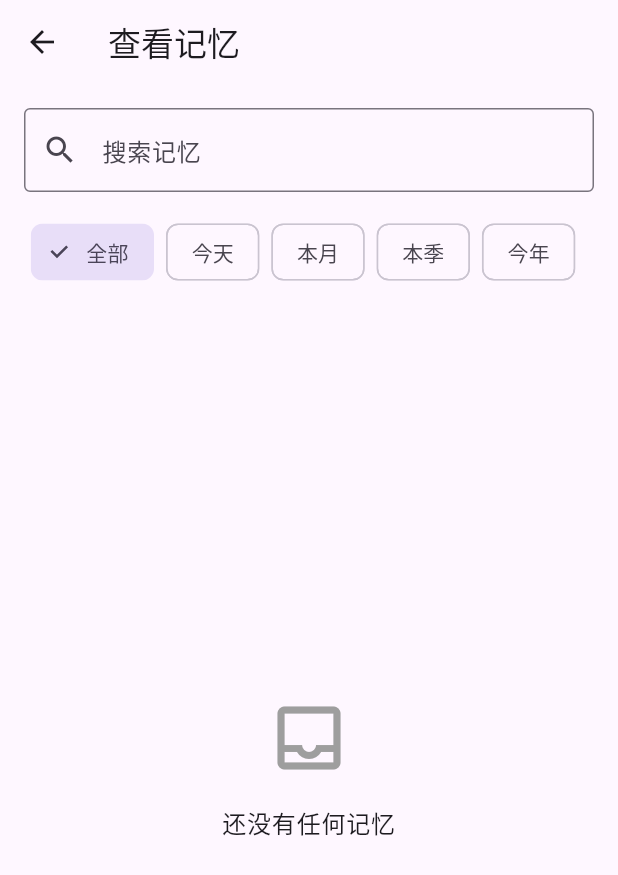
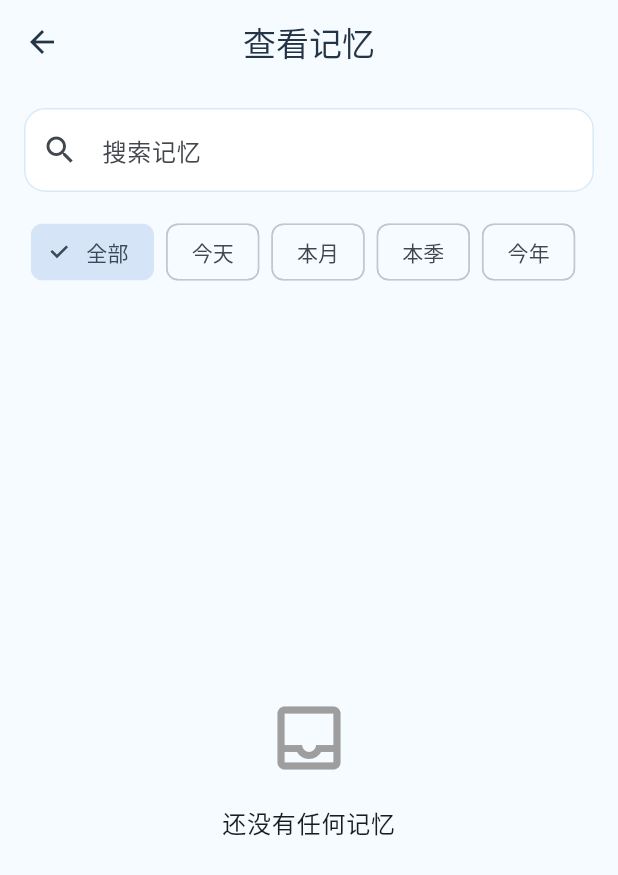
Before and after one commit to unmyic/memory_bottle, a Flutter app: the screen it shows after launch, after a tap on "查看记忆", on a phone screen of 412 x 824 dp. Shown: the top 875 px of the screen. Run offline on Flutter 3.47's test engine with Material 3 defaults, Android fonts, the phone set to English and light mode, and no system bars; our stand-ins replace sqflite, sqflite_common_ffi; accounts and stored records are empty.

Commit message:
Fix button layout issue and update theme

```diff
--- a/lib/main.dart
+++ b/lib/main.dart
@@ -86,6 +86,64 @@ class _MemoryBottleAppState extends State<MemoryBottleApp> {
           'SimHei',
           'Arial',
         ],
+
+        colorScheme: ColorScheme.fromSeed(
+          seedColor: const Color(0xFF8EC5FF),
+          brightness: Brightness.light,
+          primary: const Color(0xFF5BA7E8),
+          secondary: const Color(0xFF9BD7F5),
+          surface: const Color(0xFFF5FBFF),
+        ),
+
+        scaffoldBackgroundColor: const Color(0xFFF5FBFF),
+
+        appBarTheme: const AppBarTheme(
+          centerTitle: true,
+          backgroundColor: Color(0xFFF5FBFF),
+          foregroundColor: Color(0xFF243447),
+          elevation: 0,
+        ),
+
+        cardTheme: CardThemeData(
+          color: Colors.white,
+          elevation: 2,
+          margin: const EdgeInsets.symmetric(vertical: 8),
+          shape: RoundedRectangleBorder(
+            borderRadius: BorderRadius.circular(18),
+          ),
+        ),
+
+        elevatedButtonTheme: ElevatedButtonThemeData(
+          style: ElevatedButton.styleFrom(
+            backgroundColor: const Color(0xFF5BA7E8),
+            foregroundColor: Colors.white,
+            minimumSize: const Size(120, 48),
+            shape: RoundedRectangleBorder(
+              borderRadius: BorderRadius.circular(14),
+            ),
+          ),
+        ),
+
+        inputDecorationTheme: InputDecorationTheme(
+          filled: true,
+          fillColor: Colors.white,
+          border: OutlineInputBorder(
+            borderRadius: BorderRadius.circular(14),
+          ),
+          enabledBorder: OutlineInputBorder(
+            borderRadius: BorderRadius.circular(14),
+            borderSide: const BorderSide(
+              color: Color(0xFFD8EAF8),
+            ),
+          ),
+          focusedBorder: OutlineInputBorder(
+            borderRadius: BorderRadius.circular(14),
+            borderSide: const BorderSide(
+              color: Color(0xFF5BA7E8),
+              width: 1.5,
+            ),
+          ),
+        ),
       ),
       home: HomePage(
         memories: memories,
```
